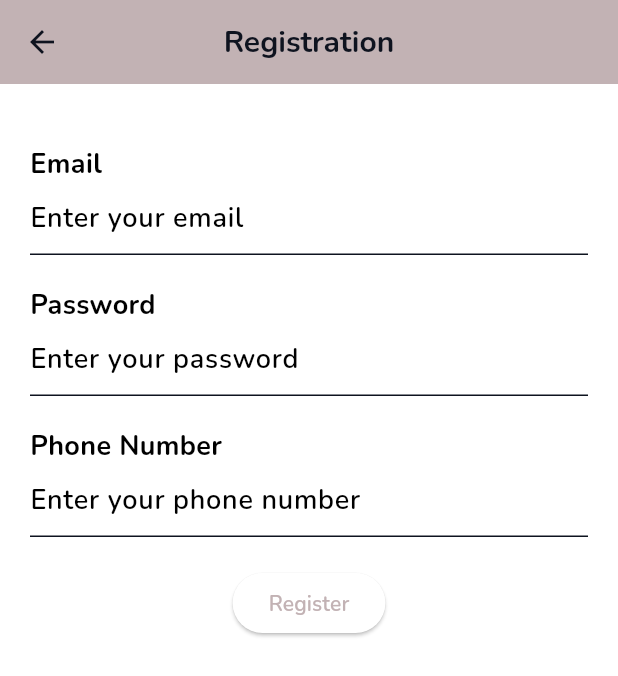
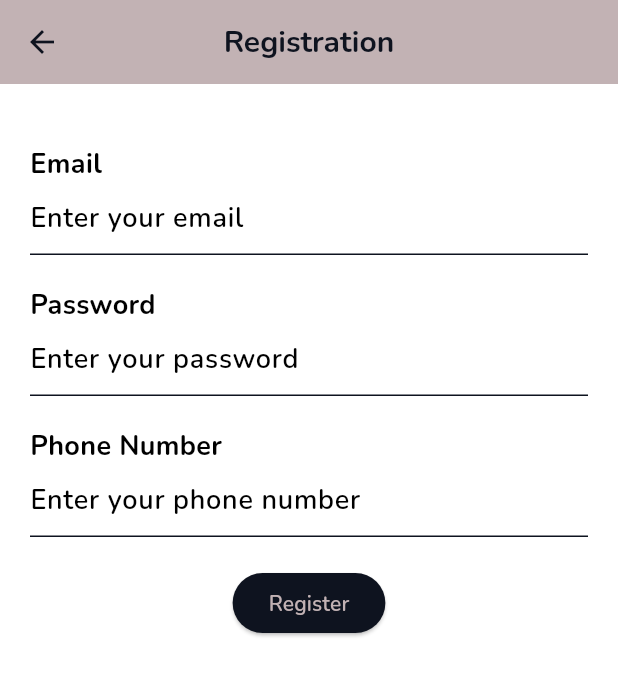
Before and after one commit to csc190mothership/mothership-app, a Flutter app: the screen it shows after launch, after a tap on "Register", on a phone screen of 412 x 824 dp. Shown: the top 676 px of the screen. Run offline on Flutter 3.47's test engine with Material 3 defaults, Android fonts, the phone set to English and light mode, and no system bars.

Commit message:
dark theme patch

```diff
--- a/lib/screens/debughome.dart
+++ b/lib/screens/debughome.dart
@@ -14,6 +14,7 @@ class debugHome extends StatelessWidget {
           const Center(
             child: Text("Welcome to Mothership debug home!"),
           ),
+          SizedBox(height:10),
           ElevatedButton(
             onPressed: () {
               Navigator.push(
--- a/lib/screens/register.dart
+++ b/lib/screens/register.dart
@@ -1,11 +1,15 @@
 import 'package:flutter/material.dart';
 
 class Register extends StatefulWidget {
+  const Register({super.key});
+
   @override
   _RegisterState createState() => _RegisterState();
 }
 
 class _RegisterState extends State<Register> {
+
+  TextStyle fieldStyle = const TextStyle(fontWeight: FontWeight.bold, fontSize: 18);
   @override
   Widget build(BuildContext context) {
     return Scaffold(
@@ -17,52 +21,43 @@ class _RegisterState extends State<Register> {
         child: Column(
           crossAxisAlignment: CrossAxisAlignment.start,
           children: [
-            SizedBox(height: 20),
+            const SizedBox(height: 20),
             Text(
               "Email",
-              style: TextStyle(
-                fontWeight: FontWeight.bold,
-                fontSize: 18,
-              ),
+              style: fieldStyle,
             ),
-            TextField(
+            const TextField(
               decoration: InputDecoration(
                 hintText: "Enter your email",
               ),
             ),
-            SizedBox(height: 20),
+            const SizedBox(height: 20),
             Text(
               "Password",
-              style: TextStyle(
-                fontWeight: FontWeight.bold,
-                fontSize: 18,
-              ),
+              style: fieldStyle,
             ),
-            TextField(
+            const TextField(
               decoration: InputDecoration(
                 hintText: "Enter your password",
               ),
             ),
-            SizedBox(height: 20),
+            const SizedBox(height: 20),
             Text(
               "Phone Number",
-              style: TextStyle(
-                fontWeight: FontWeight.bold,
-                fontSize: 18,
-              ),
+              style: fieldStyle,
             ),
-            TextField(
+            const TextField(
               decoration: InputDecoration(
                 hintText: "Enter your phone number",
               ),
             ),
-            SizedBox(height: 20),
+            const SizedBox(height: 20),
             Center(
               child: ElevatedButton(
                 onPressed: () {
                   // TODO: Implement registration logic with supabase
                 },
-                child: Text('Register'),
+                child: const Text('Register'),
               ),
             ),
           ],
--- a/lib/screens/settings.dart
+++ b/lib/screens/settings.dart
@@ -42,13 +42,12 @@ class _SettingsState extends State<Settings> {
       settingsDivider(),
       ]);
     }
-    return Column(children:[
+    return
       ListTile(
         title: Text(title),
         trailing: const Icon(Icons.arrow_forward),
         onTap: onTap as void Function()?,
-      ),
-    ]);
+      );
   }
 
   Widget settingsDivider() {
--- a/lib/theme.dart
+++ b/lib/theme.dart
@@ -24,17 +24,26 @@ class Themes {
       onPrimary: Color(0xFF0E131F),
     ),
 
+    elevatedButtonTheme: ElevatedButtonThemeData(
+      style: ButtonStyle(
+        backgroundColor: MaterialStateProperty.all<Color>(Color(0xFF0E131F)),
+        foregroundColor: MaterialStateProperty.all<Color>(Color(0xFFC2B2B4)),
+      ),
+    ),
+
+    bottomNavigationBarTheme: const BottomNavigationBarThemeData(
+      backgroundColor: Color(0xFFC2B2B4),
+      selectedItemColor: Color(0xFF53B175),
+      unselectedItemColor: Color(0xFFF0FFCE),
+    ),
+    //TEXT BELOW \/\/\/
     fontFamily: 'Nunito',
     textTheme: const TextTheme(
       bodyLarge: TextStyle(fontSize: 18.0),
       bodyMedium: TextStyle(fontSize: 16.0),
       bodySmall: TextStyle(fontSize: 14.0),
     ),
-    bottomNavigationBarTheme: const BottomNavigationBarThemeData(
-      backgroundColor: Color(0xFFC2B2B4),
-      selectedItemColor: Color(0xFF53B175),
-      unselectedItemColor: Color(0xFFF0FFCE),
-    ),
+
 
   );
 
@@ -54,11 +63,28 @@ class Themes {
       brightness: Brightness.dark,
       background:Color(0xFF0E131F),
       onBackground: Color(0xFFF0FFCE),
-      primary: Color(0xFF0E131F),
-      onPrimary: Color(0xFFC2B2B4),
+      primary: Color(0xFFC2B2B4),
+      onPrimary: Color(0xFF0E131F),
     ),
 
+
+    elevatedButtonTheme: ElevatedButtonThemeData(
+      style: ButtonStyle(
+        backgroundColor: MaterialStateProperty.all<Color>(Color(0xFFC2B2B4)),
+        foregroundColor: MaterialStateProperty.all<Color>(Color(0xFF0E131F)),
+      ),
+    ),
+
+
+    bottomNavigationBarTheme: const BottomNavigationBarThemeData(
+      backgroundColor: Color.fromARGB(255, 24, 36, 63),
+      selectedItemColor: Color(0xFF53B175),
+      unselectedItemColor: Color(0xFFC2B2B4),
+    ),
+
+    //TEXT BELOW \/\/\/
     fontFamily: 'Nunito',
+
     textTheme: const TextTheme(
       bodyLarge: TextStyle(fontSize: 18.0, fontWeight: FontWeight.w400),
       bodyMedium: TextStyle(fontSize: 16.0, fontWeight: FontWeight.w400),
```
